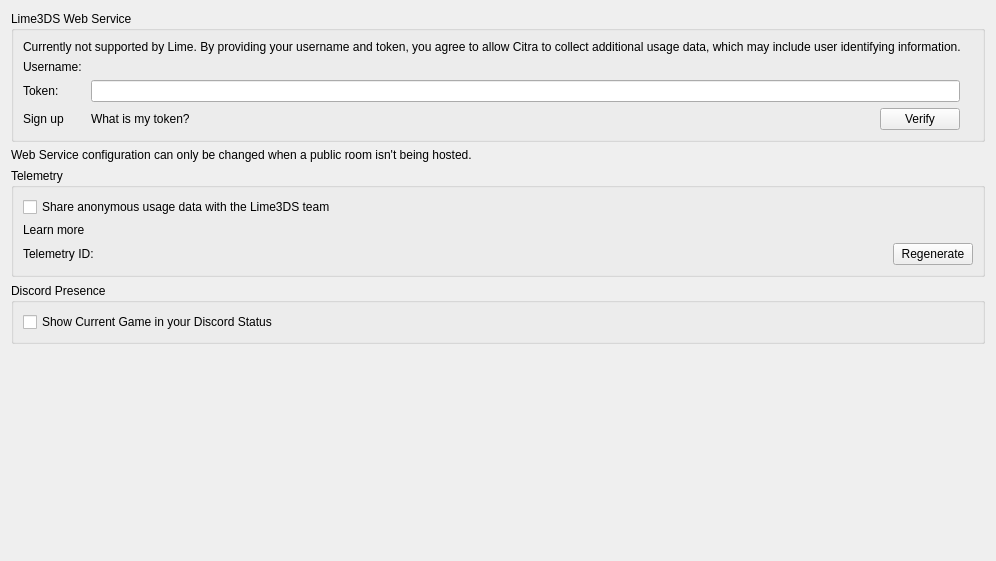
Old version of the form src/lime_qt/configuration/configure_web.ui in the repository Lime3DS/Lime3DS.
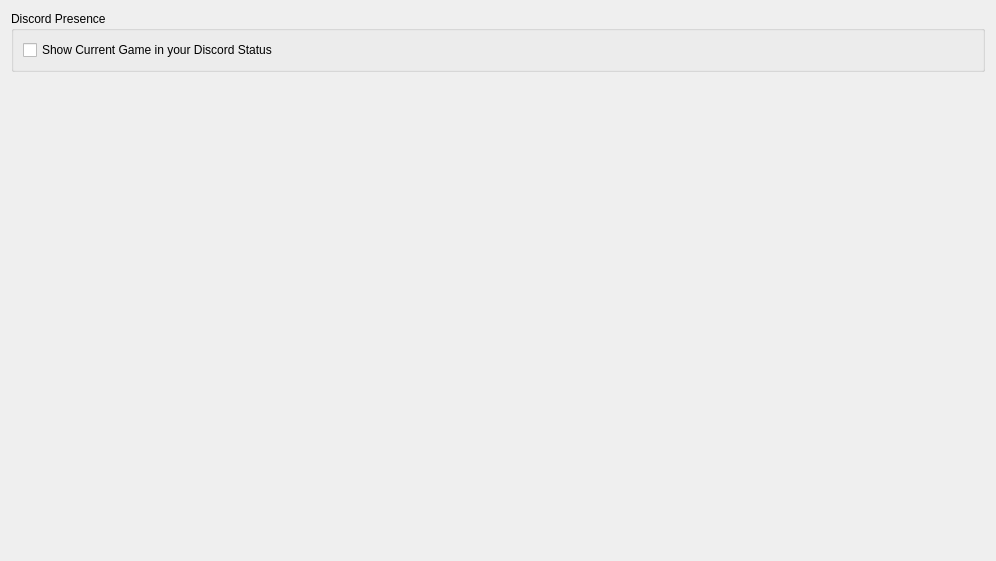
New version of the form.

Commit message: Gutted Web tab code for Web Service and Telemetry options

Diff of the .ui file:
```diff
--- a/src/lime_qt/configuration/configure_web.ui
+++ b/src/lime_qt/configuration/configure_web.ui
@@ -14,163 +14,6 @@
    <string>Form</string>
   </property>
   <layout class="QVBoxLayout" name="verticalLayout">
-   <item>
-    <layout class="QVBoxLayout" name="verticalLayout_3">
-     <item>
-      <widget class="QGroupBox" name="groupBoxWebConfig">
-       <property name="title">
-        <string>Lime3DS Web Service</string>
-       </property>
-       <layout class="QVBoxLayout" name="verticalLayoutCitraWebService">
-        <item>
-         <widget class="QLabel" name="web_credentials_disclaimer">
-          <property name="text">
-           <string>Currently not supported by Lime. By providing your username and token, you agree to allow Citra to collect additional usage data, which may include user identifying information.</string>
-          </property>
-         </widget>
-        </item>
-        <item>
-         <layout class="QGridLayout" name="gridLayoutCitraUsername">
-          <item row="2" column="3">
-           <widget class="QPushButton" name="button_verify_login">
-            <property name="sizePolicy">
-             <sizepolicy hsizetype="Fixed" vsizetype="Fixed">
-              <horstretch>0</horstretch>
-              <verstretch>0</verstretch>
-             </sizepolicy>
-            </property>
-            <property name="layoutDirection">
-             <enum>Qt::RightToLeft</enum>
-            </property>
-            <property name="text">
-             <string>Verify</string>
-            </property>
-           </widget>
-          </item>
-          <item row="2" column="0">
-           <widget class="QLabel" name="web_signup_link">
-            <property name="text">
-             <string>Sign up</string>
-            </property>
-           </widget>
-          </item>
-          <item row="0" column="1" colspan="3">
-           <widget class="QLabel" name="username"/>
-          </item>
-          <item row="1" column="0">
-           <widget class="QLabel" name="label_token">
-            <property name="text">
-             <string>Token: </string>
-            </property>
-           </widget>
-          </item>
-          <item row="1" column="4">
-           <widget class="QLabel" name="label_token_verified"/>
-          </item>
-          <item row="0" column="0">
-           <widget class="QLabel" name="label_username">
-            <property name="text">
-             <string>Username: </string>
-            </property>
-           </widget>
-          </item>
-          <item row="1" column="1" colspan="3">
-           <widget class="QLineEdit" name="edit_token">
-            <property name="maxLength">
-             <number>80</number>
-            </property>
-            <property name="echoMode">
-             <enum>QLineEdit::Password</enum>
-            </property>
-           </widget>
-          </item>
-          <item row="2" column="1">
-           <widget class="QLabel" name="web_token_info_link">
-            <property name="text">
-             <string>What is my token?</string>
-            </property>
-           </widget>
-          </item>
-          <item row="2" column="2">
-           <spacer name="horizontalSpacer">
-            <property name="orientation">
-             <enum>Qt::Horizontal</enum>
-            </property>
-            <property name="sizeHint" stdset="0">
-             <size>
-              <width>40</width>
-              <height>20</height>
-             </size>
-            </property>
-           </spacer>
-          </item>
-         </layout>
-        </item>
-       </layout>
-      </widget>
-     </item>
-     <item>
-      <widget class="QLabel" name="label_disable_info">
-       <property name="text">
-        <string>Web Service configuration can only be changed when a public room isn't being hosted.</string>
-       </property>
-       <property name="wordWrap">
-        <bool>true</bool>
-       </property>
-      </widget>
-     </item>
-     <item>
-      <widget class="QGroupBox" name="groupBox">
-       <property name="title">
-        <string>Telemetry</string>
-       </property>
-       <layout class="QVBoxLayout" name="verticalLayout_2">
-        <item>
-         <widget class="QCheckBox" name="toggle_telemetry">
-          <property name="text">
-           <string>Share anonymous usage data with the Lime3DS team</string>
-          </property>
-         </widget>
-        </item>
-        <item>
-         <widget class="QLabel" name="telemetry_learn_more">
-          <property name="text">
-           <string>Learn more</string>
-          </property>
-         </widget>
-        </item>
-        <item>
-         <layout class="QGridLayout" name="gridLayoutTelemetryId">
-          <item row="0" column="0">
-           <widget class="QLabel" name="label_telemetry_id">
-            <property name="text">
-             <string>Telemetry ID:</string>
-            </property>
-           </widget>
-          </item>
-          <item row="0" column="1">
-           <widget class="QPushButton" name="button_regenerate_telemetry_id">
-            <property name="sizePolicy">
-             <sizepolicy hsizetype="Fixed" vsizetype="Fixed">
-              <horstretch>0</horstretch>
-              <verstretch>0</verstretch>
-             </sizepolicy>
-            </property>
-            <property name="layoutDirection">
-             <enum>Qt::RightToLeft</enum>
-            </property>
-            <property name="text">
-             <string>Regenerate</string>
-            </property>
-           </widget>
-          </item>
-         </layout>
-        </item>
-       </layout>
-      </widget>
-     </item>
-    </layout>
-   </item>
    <item>
     <widget class="QGroupBox" name="discord_group">
      <property name="title">
```
Left out of the diff: 4 changed lines with no effect on the pictures. The commit also changes 3 other files.
